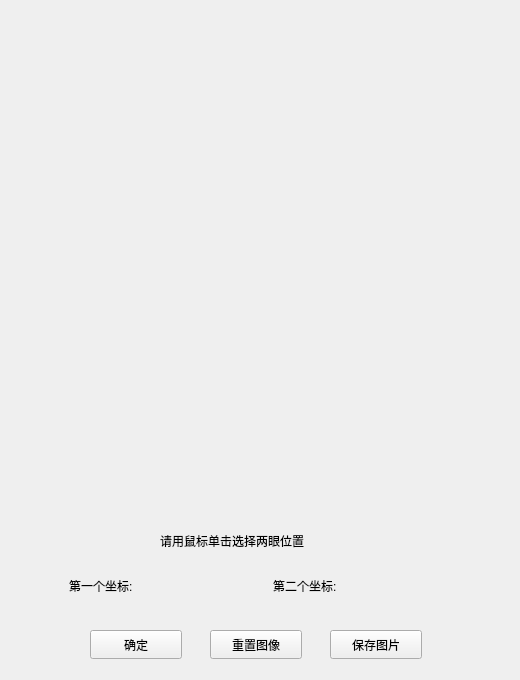
Before: the Qt Designer form ImageWithUI/eye.ui in Obj4ct/ImageWithUI, drawn with Qt 5.
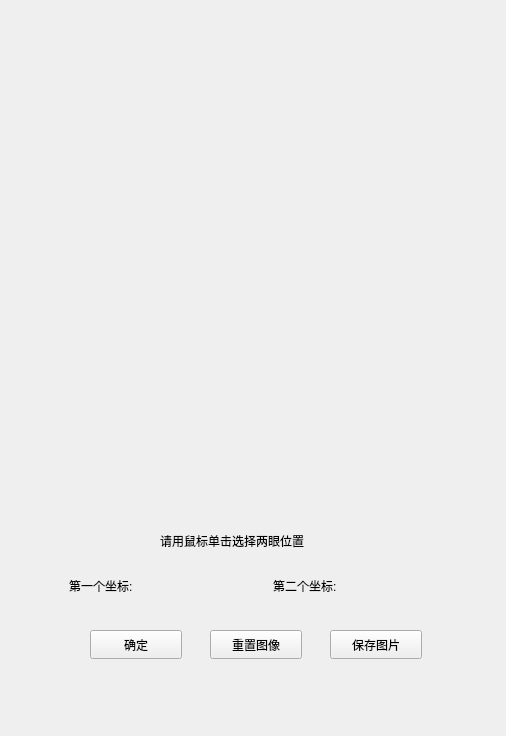
After: the same form once the commit is applied.

The edit to the form file:
```diff
--- a/ImageWithUI/eye.ui
+++ b/ImageWithUI/eye.ui
@@ -6,8 +6,8 @@
    <rect>
     <x>0</x>
     <y>0</y>
-    <width>520</width>
-    <height>680</height>
+    <width>506</width>
+    <height>736</height>
    </rect>
   </property>
   <property name="windowTitle">
@@ -16,8 +16,8 @@
   <widget class="QLabel" name="imageLabel">
    <property name="geometry">
     <rect>
-     <x>0</x>
-     <y>0</y>
+     <x>-3</x>
+     <y>-3</y>
      <width>512</width>
      <height>512</height>
     </rect>
```
